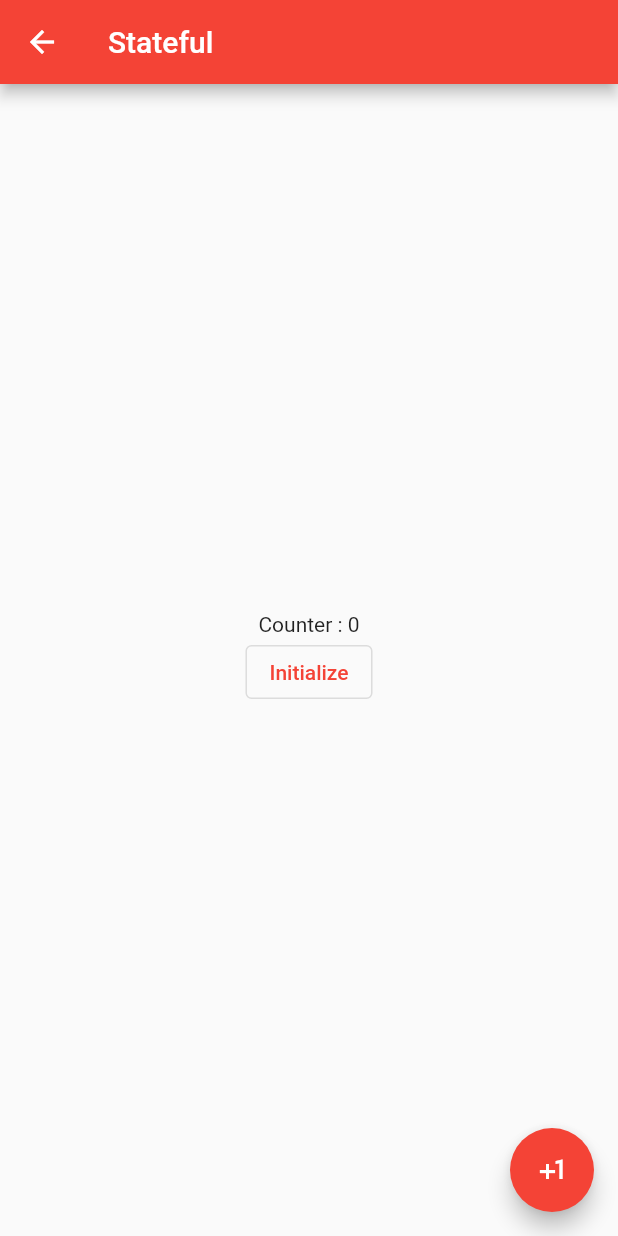
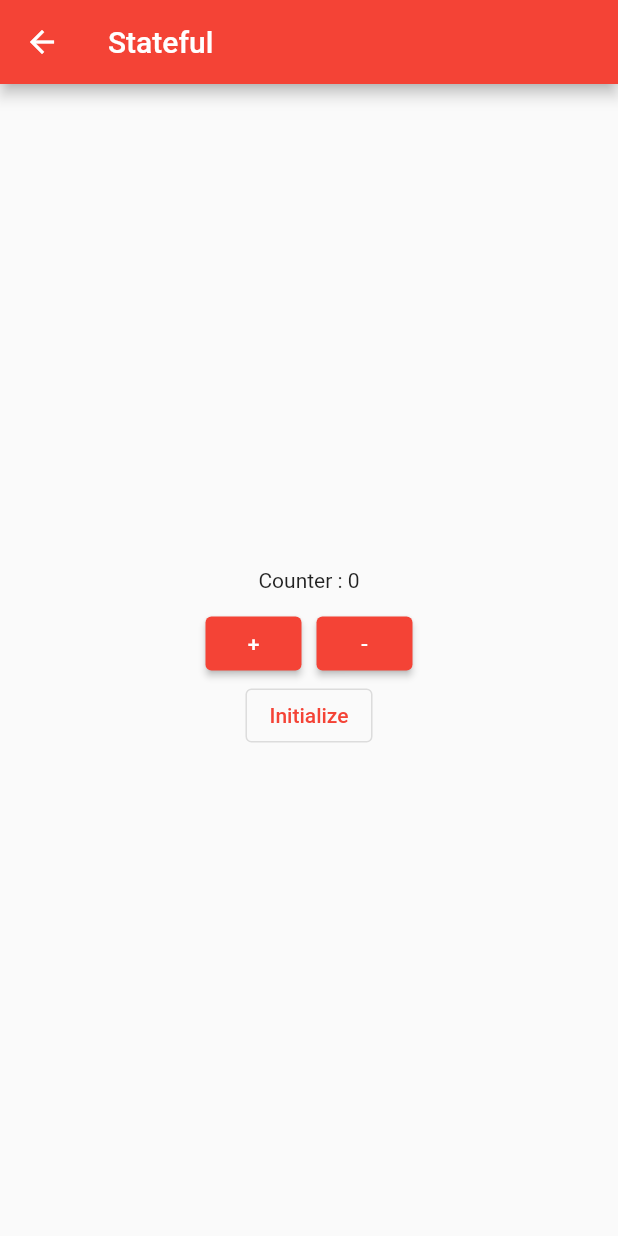
Before and after one commit to code1iners/hello-basic-flutter, a Flutter app: the StateFulWidgetExample screen opened by its route, on a phone screen of 412 x 824 dp. Run offline on Flutter 3.47's test engine with Material 2 defaults, Android fonts, the phone set to English and light mode, and no system bars; our stand-ins replace fluttertoast.

Commit message:
Updated stateful example ui.

```diff
--- a/lib/state/stateful.dart
+++ b/lib/state/stateful.dart
@@ -19,6 +19,33 @@ class _StateFulWidgetExampleState extends State<StateFulWidgetExample> {
           mainAxisAlignment: MainAxisAlignment.center,
           children: [
             Text('Counter : $counter'),
+            SizedBox(
+              height: 10.0,
+            ),
+            Row(
+              mainAxisAlignment: MainAxisAlignment.center,
+              children: [
+                ElevatedButton(
+                  child: Text('+'),
+                  onPressed: () {
+                    setState(() {
+                      counter++;
+                    });
+                  },
+                ),
+                SizedBox(
+                  width: 10.0,
+                ),
+                ElevatedButton(
+                  child: Text('-'),
+                  onPressed: () {
+                    setState(() {
+                      counter--;
+                    });
+                  },
+                ),
+              ],
+            ),
             OutlinedButton(
               child: Text('Initialize'),
               onPressed: () {
@@ -26,17 +53,9 @@ class _StateFulWidgetExampleState extends State<StateFulWidgetExample> {
                   counter = 0;
                 });
               },
-            )
+            ),
           ],
         ),
-      ),
-      floatingActionButton: FloatingActionButton(
-        child: Icon(Icons.plus_one),
-        onPressed: () {
-          setState(() {
-            counter++;
-          });
-        },
       ),
     );
   }
```
